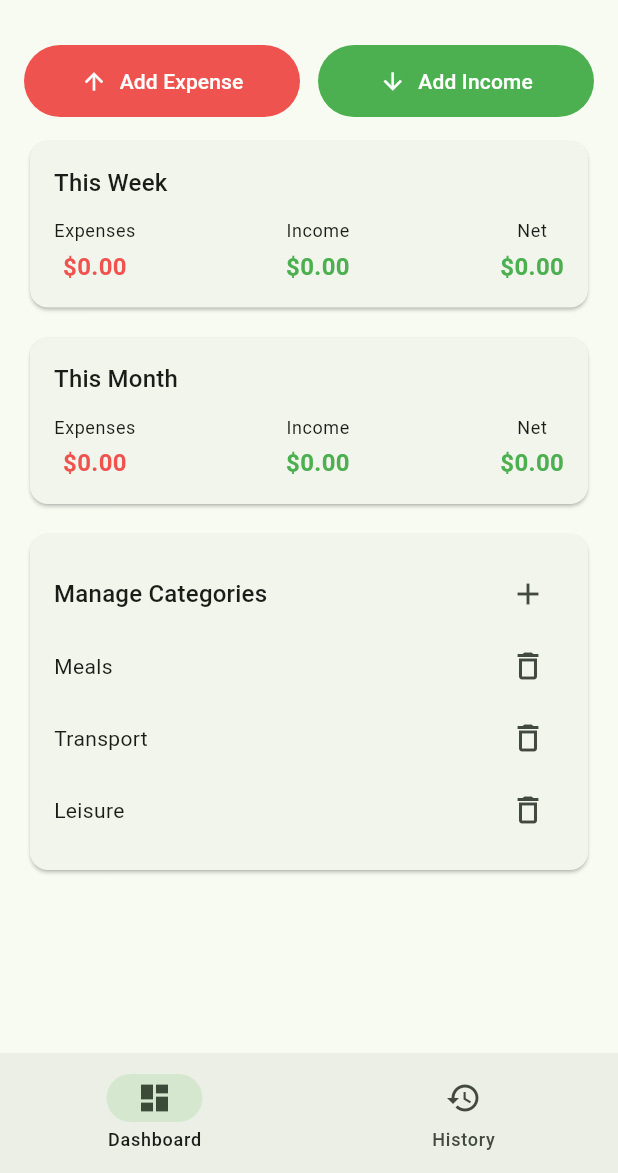
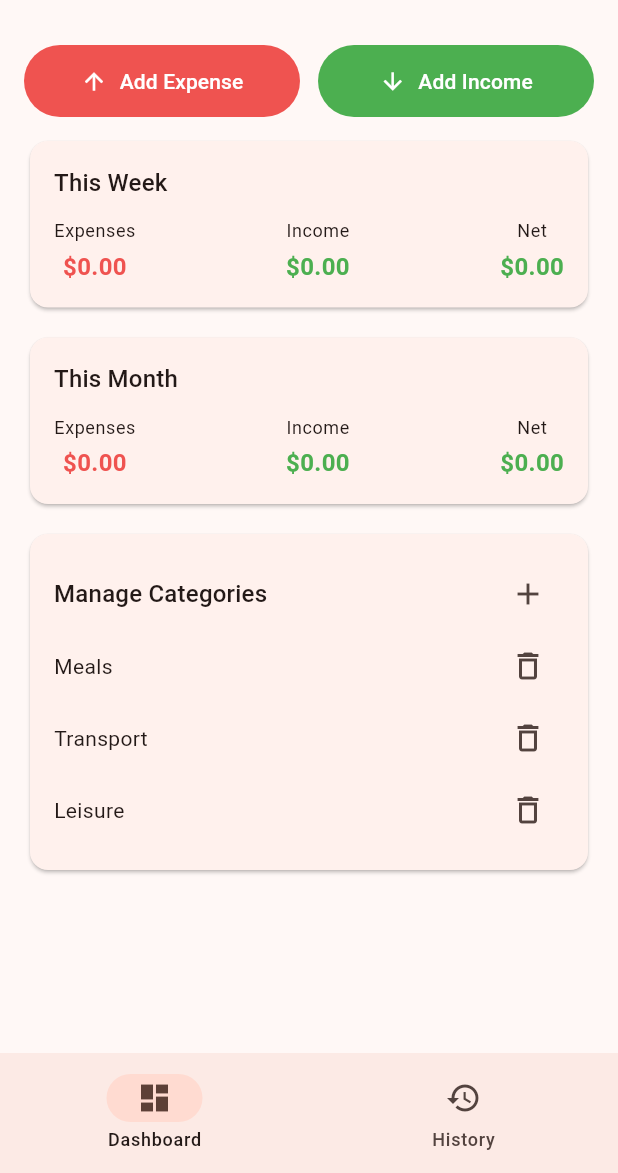
Before and after one commit to dinglebott/peanut-budget, a Flutter app: the screen it shows after launch, on a phone screen of 412 x 824 dp, the part 63-1236 px from its top. Run offline on Flutter 3.47's test engine with Material 3 defaults, Android fonts, the phone set to English and light mode, and no system bars; our stand-ins replace shared_preferences, sqflite; accounts and stored records are empty.

Commit message:
v1.0.0 apk built

```diff
--- a/lib/main.dart
+++ b/lib/main.dart
@@ -18,7 +18,7 @@ class MainApp extends StatelessWidget {
     return MaterialApp(
       title: 'Peanut Budget',
       theme: ThemeData(
-        colorScheme: ColorScheme.fromSeed(seedColor: Colors.green),
+        colorScheme: ColorScheme.fromSeed(seedColor: Colors.deepOrange),
         useMaterial3: true,
       ),
       home: const MainShell(),
```
Also changed, not shown: 5 other files.
